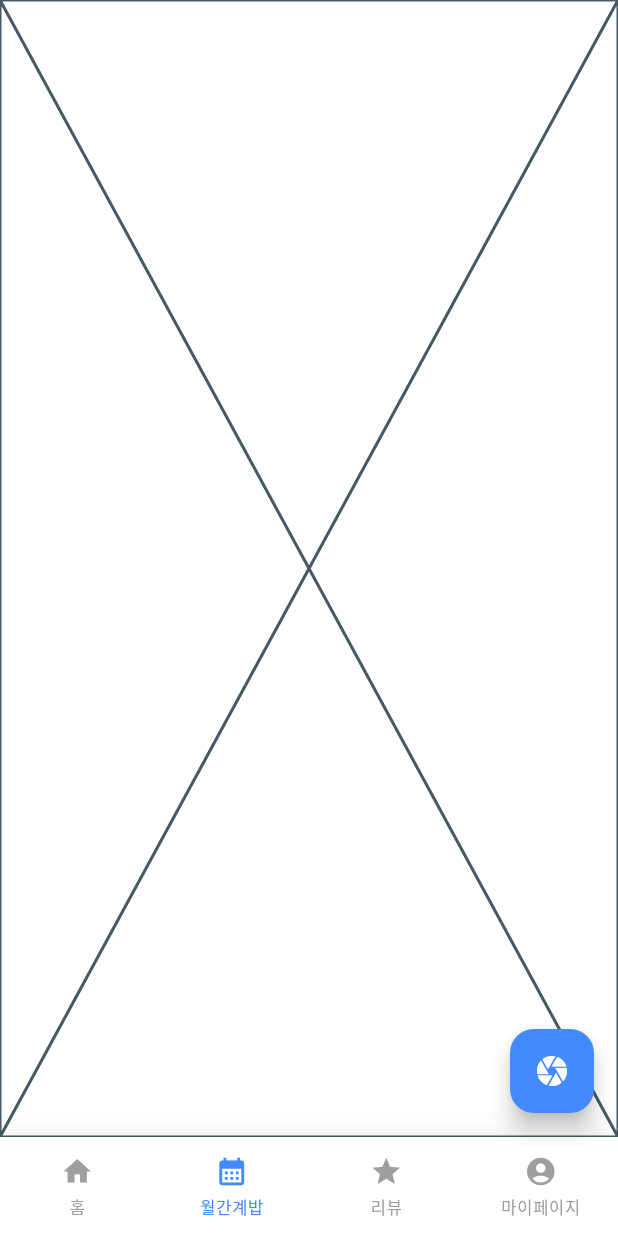
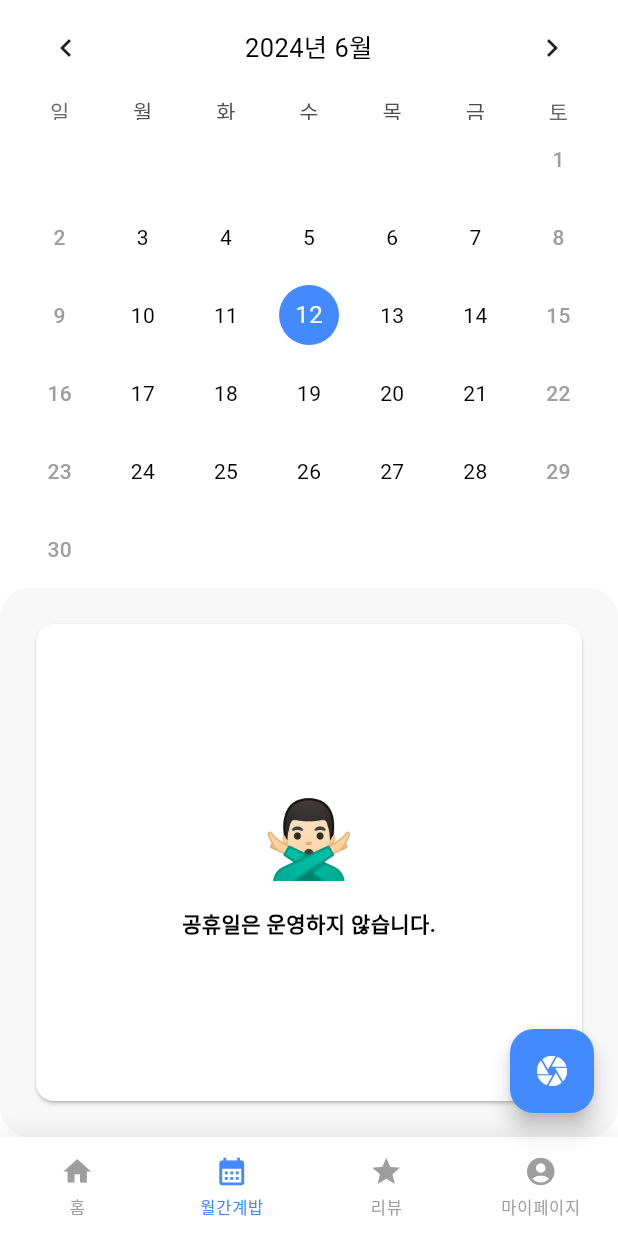
Before and after one commit to TEAM-ALOM/gaeboptoday_flutter, a Flutter app: the screen it shows after launch, item 2 of the bottom bar chosen, on a phone screen of 412 x 824 dp. Run offline on Flutter 3.47's test engine with Material 3 defaults, Android fonts, the phone set to English and light mode, and no system bars; drawn by our look-alikes of auto_size_text, awesome_bottom_bar, table_calendar; our stand-ins replace animated_toggle_switch, card_swiper, connectivity_plus, dio, flutter_rating_bar, gap and 6 more; missing offline and left inert: edge_detection, sliver_app_bar_builder; network calls fail; Roboto replaces fonts that are missing (Pretendard); project files that could hold a hidden picture were left out.

Commit message:
✨ Monthly menu view created

```diff
--- a/lib/main.dart
+++ b/lib/main.dart
@@ -1,5 +1,6 @@
 import 'package:flutter/material.dart';
 import 'package:awesome_bottom_bar/awesome_bottom_bar.dart';
+import 'package:flutter_localizations/flutter_localizations.dart';
 import 'package:gaeboptoday_flutter/screens/home_screen.dart';
 import 'package:gaeboptoday_flutter/screens/monthly_view_screen.dart';
 import 'package:gaeboptoday_flutter/screens/mypage_screen.dart';
@@ -54,6 +55,15 @@ class MyApp extends StatelessWidget {
   @override
   Widget build(BuildContext context) {
     return MaterialApp(
+      localizationsDelegates: const [
+        GlobalMaterialLocalizations.delegate,
+        GlobalWidgetsLocalizations.delegate,
+        GlobalCupertinoLocalizations.delegate,
+      ],
+      supportedLocales: const [
+        Locale('ko', 'KR'),
+        // include country code too
+      ],
       title: '오늘의 계밥',
       theme: ThemeData(
         fontFamily: 'Pretendard',
--- a/lib/screens/monthly_view_screen.dart
+++ b/lib/screens/monthly_view_screen.dart
@@ -1,5 +1,10 @@
 import 'package:card_swiper/card_swiper.dart';
+import 'package:flutter/material.dart';
 import 'package:flutter/widgets.dart';
+import 'package:gaeboptoday_flutter/screens/cards/added_menu_card.dart';
+import 'package:gaeboptoday_flutter/screens/cards/menu_card.dart';
+import 'package:intl/intl.dart';
+import 'package:table_calendar/table_calendar.dart';
 
 class MonthlyView extends StatefulWidget {
   const MonthlyView({super.key});
@@ -9,15 +14,87 @@ class MonthlyView extends StatefulWidget {
 }
 
 class _MonthlyViewState extends State<MonthlyView> {
+  final now = DateTime.now();
+  var _focusedDay = DateTime.now();
+  late int month, day;
   @override
   void initState() {
-    // TODO: implement initState
-
+    month = int.parse(DateFormat('M').format(now));
+    day = int.parse(DateFormat('d').format(now));
     super.initState();
   }
 
   @override
   Widget build(BuildContext context) {
-    return const Placeholder();
+    return Scaffold(
+      appBar: PreferredSize(
+        preferredSize: const Size.fromHeight(0),
+        child: AppBar(
+          elevation: 0,
+        ),
+      ),
+      body: Column(
+        children: [
+          Padding(
+            padding: const EdgeInsets.only(left: 12.0, right: 12.0),
+            child: TableCalendar(
+              availableCalendarFormats: const {CalendarFormat.month: 'Month'},
+              locale: 'ko-kr',
+              headerStyle: const HeaderStyle(
+                titleCentered: true,
+                formatButtonTextStyle:
+                    TextStyle(color: Colors.white, fontSize: 13),
+                formatButtonDecoration: BoxDecoration(
+                    color: Colors.blue,
+                    border: Border.fromBorderSide(
+                        BorderSide(color: Colors.blue, width: 2)),
+                    borderRadius: BorderRadius.all(Radius.circular(12.0))),
+              ),
+              calendarStyle: const CalendarStyle(
+                selectedDecoration: BoxDecoration(
+                    color: Colors.blueAccent, shape: BoxShape.circle),
+                todayTextStyle: TextStyle(
+                    color: Colors.blueAccent, fontWeight: FontWeight.bold),
+                todayDecoration: BoxDecoration(
+                    color: Colors.transparent, shape: BoxShape.circle),
+                isTodayHighlighted: true,
+                weekendTextStyle:
+                    TextStyle(color: Colors.grey, fontWeight: FontWeight.w500),
+                outsideDaysVisible: false,
+              ),
+              firstDay: DateTime.utc(2024, 1, 1),
+              lastDay: DateTime.utc(2024, 12, 31),
+              focusedDay: _focusedDay,
+              selectedDayPredicate: (day) => isSameDay(_focusedDay, day),
+              onDaySelected: (selectedDay, focusedDay) {
+                setState(() {
+                  _focusedDay = selectedDay;
+                  month = int.parse(DateFormat('M').format(selectedDay));
+                  day = int.parse(DateFormat('d').format(selectedDay));
+                });
+              },
+              // onPageChanged: (focusedDay) {
+              //   _focusedDay = focusedDay;
+              // },
+            ),
+          ),
+          Expanded(
+            child: SizedBox(
+                width: double.infinity,
+                child: Container(
+                    decoration: const BoxDecoration(
+                      color: Color.fromRGBO(248, 248, 248, 1),
+                      borderRadius: BorderRadius.all(
+                        Radius.circular(20),
+                      ),
+                    ),
+                    child: Padding(
+                      padding: const EdgeInsets.all(20.0),
+                      child: addedMenuCard({'lunch': [], 'dinner': []}),
+                    ))),
+          ),
+        ],
+      ),
+    );
   }
 }
--- a/pubspec.yaml
+++ b/pubspec.yaml
@@ -30,6 +30,8 @@ environment:
 dependencies:
   flutter:
     sdk: flutter
+  flutter_localizations:
+    sdk: flutter
 
   # The following adds the Cupertino Icons font to your application.
   # Use with the CupertinoIcons class for iOS style icons.
@@ -57,6 +59,7 @@ dependencies:
   connectivity_plus: ^6.0.3
   internet_connection_checker: ^1.0.0+1
   intl: ^0.19.0
+  table_calendar: ^3.1.2
 dev_dependencies:
   flutter_test:
     sdk: flutter
```
